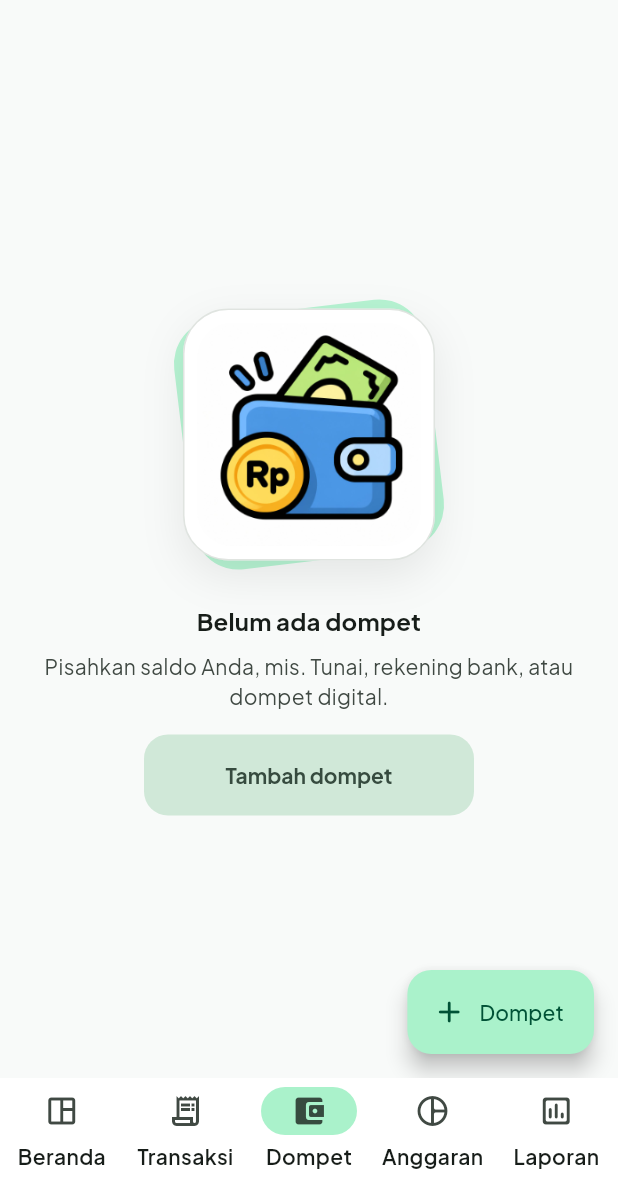
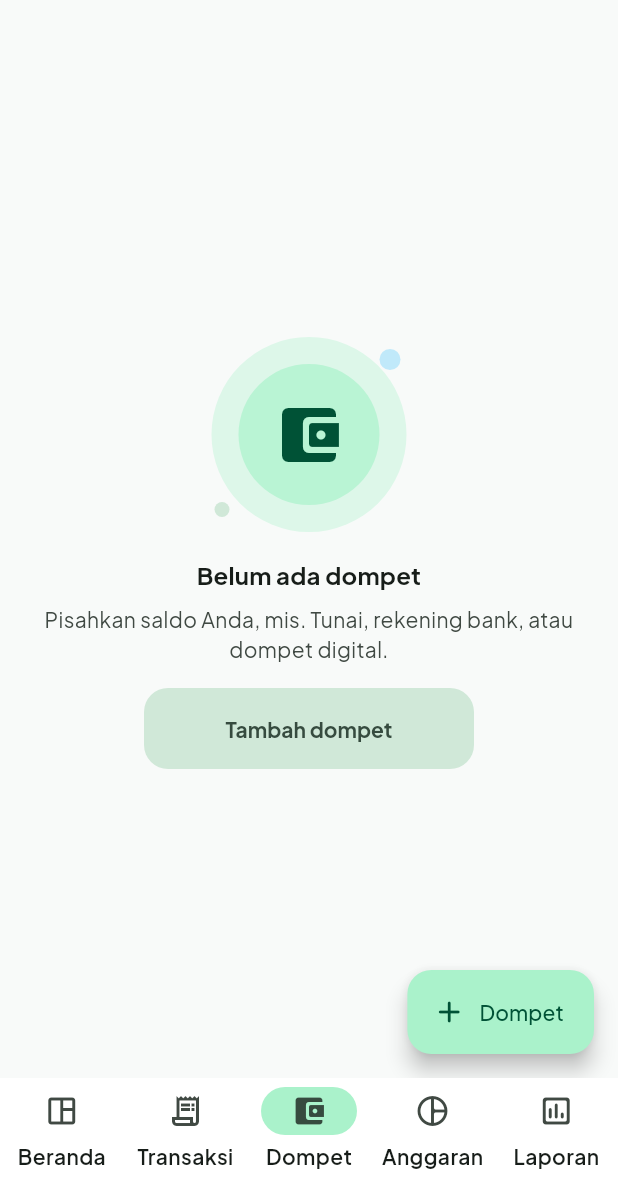
Before and after one commit to dapxzhosting/DafMoney, a Flutter app: the screen it shows once a user with an empty profile is signed in, after a tap on "Lewati", after a tap on "Tambah dompet", on a phone screen of 412 x 824 dp, the part 56-1236 px from its top. Run offline on Flutter 3.47's test engine with Material 3 defaults, Android fonts, the phone set to English and light mode, and no system bars; drawn by our look-alikes of dynamic_color; our stand-ins replace cloud_firestore, equatable, file_picker, firebase_auth, firebase_core, fl_chart and 12 more; missing offline and left inert: home_widget, quick_actions; accounts and stored records are empty; statements that could not run were skipped.

Commit message:
fitur: integrasikan ilustrasi rekomendasi kustom (celengan, dompet, transaksi, kategori, target) pada empty state dan banner tantangan

```diff
--- a/lib/core/constants/app_images.dart
+++ b/lib/core/constants/app_images.dart
@@ -17,10 +17,9 @@ abstract class AppImages {
   /// Perempuan menghitung koin di meja kerja.
   static const womanDesk = '$_dir/woman_desk.webp';
 
-  static const belumAdaAnggaran = '$_dir/belum_ada_anggaran.jpeg';
-  static const belumAdaDompet = '$_dir/belum_ada_dompet.jpeg';
-  static const belumAdaTargetTabungan = '$_dir/belum_ada_target_tabungan.jpeg';
-  static const belumAdaTransaksi = '$_dir/belum_ada_transaksi.jpeg';
-  static const piutang = '$_dir/piutang.jpeg';
-  static const utang = '$_dir/utang.jpeg';
+  static const tantanganCelengan = '$_dir/tantangan_celengan.jpeg';
+  static const dompetKosong = '$_dir/dompet_kosong.jpeg';
+  static const transaksiTerbaru = '$_dir/transaksi_terbaru.jpeg';
+  static const pengeluaranKategori = '$_dir/pengeluaran_kategori.jpeg';
+  static const targetTabungan = '$_dir/target_tabungan.jpeg';
 }
--- a/lib/core/widgets/form_bits.dart
+++ b/lib/core/widgets/form_bits.dart
@@ -58,18 +58,21 @@ class AmountField extends StatelessWidget {
     this.label = 'Nominal',
     this.errorText,
     this.autofocus = false,
+    this.onChanged,
   });
 
   final TextEditingController controller;
   final String label;
   final String? errorText;
   final bool autofocus;
+  final ValueChanged<String>? onChanged;
 
   @override
   Widget build(BuildContext context) {
     return TextField(
       controller: controller,
       autofocus: autofocus,
+      onChanged: onChanged,
       keyboardType: TextInputType.number,
       inputFormatters: [
         FilteringTextInputFormatter.digitsOnly,
--- a/lib/features/budgets/presentation/pages/budgets_page.dart
+++ b/lib/features/budgets/presentation/pages/budgets_page.dart
@@ -101,7 +101,7 @@ class BudgetsPage extends ConsumerWidget {
                         mainAxisAlignment: MainAxisAlignment.center,
                         children: [
                           EmptyState(
-                            image: AppImages.belumAdaAnggaran,
+                            image: AppImages.womanChart,
                             icon: Icons.pie_chart_rounded,
                             title: 'Belum ada anggaran',
                             message:
--- a/lib/features/challenge/presentation/challenge_card.dart
+++ b/lib/features/challenge/presentation/challenge_card.dart
@@ -3,8 +3,10 @@ import 'package:flutter/services.dart';
 import 'package:go_router/go_router.dart';
 import 'package:flutter_riverpod/flutter_riverpod.dart';
 
+import '../../../core/constants/app_images.dart';
 import '../../../core/router/app_routes.dart';
 import '../../../core/theme/app_spacing.dart';
+import '../../../core/widgets/illustration.dart';
 import '../../categories/presentation/category_style.dart';
 import '../../categories/presentation/providers/category_providers.dart';
 import 'challenge_providers.dart';
@@ -35,8 +37,8 @@ class ChallengeCard extends ConsumerWidget {
             padding: const EdgeInsets.all(Gap.md),
             child: Row(
               children: [
-                const FlameIcon(size: 30, lit: true),
-                const SizedBox(width: Gap.xs),
+                const Illustration(AppImages.tantanganCelengan, size: 40),
+                const SizedBox(width: Gap.sm),
                 Expanded(
                   child: Column(
                     crossAxisAlignment: CrossAxisAlignment.start,
@@ -86,8 +88,8 @@ class ChallengeCard extends ConsumerWidget {
           padding: const EdgeInsets.all(Gap.md),
           child: Row(
             children: [
-              FlameIcon(size: 36, lit: lit),
-              const SizedBox(width: Gap.xs),
+              const Illustration(AppImages.tantanganCelengan, size: 40),
+              const SizedBox(width: Gap.sm),
               Expanded(
                 child: Column(
                   crossAxisAlignment: CrossAxisAlignment.start,
--- a/lib/features/debts/presentation/debts_page.dart
+++ b/lib/features/debts/presentation/debts_page.dart
@@ -1,7 +1,6 @@
 import 'package:flutter/material.dart';
 import 'package:flutter_riverpod/flutter_riverpod.dart';
 
-import '../../../core/constants/app_images.dart';
 import '../../../core/theme/app_colors.dart';
 import '../../../core/utils/formatters.dart';
 import '../../../core/utils/snackbar.dart';
@@ -82,7 +81,6 @@ class _DebtsPageState extends ConsumerState<DebtsPage> {
                 Padding(
                   padding: const EdgeInsets.only(top: 40),
                   child: EmptyState(
-                    image: _kind == DebtKind.owe ? AppImages.utang : AppImages.piutang,
                     icon: Icons.handshake_rounded,
                     title: _kind == DebtKind.owe
                         ? 'Tidak ada utang'
--- a/lib/features/goals/presentation/goals_page.dart
+++ b/lib/features/goals/presentation/goals_page.dart
@@ -33,7 +33,7 @@ class GoalsPage extends ConsumerWidget {
         data: (items) {
           if (items.isEmpty) {
             return EmptyState(
-              image: AppImages.belumAdaTargetTabungan,
+              image: AppImages.moneyBag,
               icon: Icons.flag_rounded,
               title: 'Belum ada target tabungan',
               message:
--- a/lib/features/transactions/presentation/pages/transactions_page.dart
+++ b/lib/features/transactions/presentation/pages/transactions_page.dart
@@ -331,7 +331,7 @@ class _TransactionsPageState extends ConsumerState<TransactionsPage> {
 
                     if (list.isEmpty) {
                       return EmptyState(
-                        image: AppImages.belumAdaTransaksi,
+                        image: AppImages.womanDesk,
                         icon: Icons.receipt_long_rounded,
                         title: all.isEmpty
                             ? 'Belum ada transaksi'
--- a/lib/features/wallets/presentation/pages/wallets_page.dart
+++ b/lib/features/wallets/presentation/pages/wallets_page.dart
@@ -1,7 +1,6 @@
 import 'package:flutter/material.dart';
 import 'package:flutter_riverpod/flutter_riverpod.dart';
 
-import '../../../../core/constants/app_images.dart';
 import '../../../../core/theme/app_colors.dart';
 import '../../../../core/utils/formatters.dart';
 import '../../../../core/utils/snackbar.dart';
@@ -78,7 +77,6 @@ class WalletsPage extends ConsumerWidget {
             data: (list) {
               if (list.isEmpty) {
                 return EmptyState(
-                  image: AppImages.belumAdaDompet,
                   icon: Icons.account_balance_wallet_rounded,
                   title: 'Belum ada dompet',
                   message: 'Pisahkan saldo Anda, mis. Tunai, rekening bank, atau dompet digital.',
```
Also changed, not shown: lib/features/transfers/presentation/transfer_sheet.dart (+55 -3 lines), assets/illustrations/dompet_kosong.jpeg (added), assets/illustrations/pengeluaran_kategori.jpeg (added), assets/illustrations/tantangan_celengan.jpeg (added), assets/illustrations/target_tabungan.jpeg (added), assets/illustrations/transaksi_terbaru.jpeg (added), extracted_whatsapp/WhatsApp Image 2026-11-21 at 13.52.10.jpeg (added), extracted_whatsapp/WhatsApp Image 2026-11-21 at 13.52.11 (1).jpeg (added), extracted_whatsapp/WhatsApp Image 2026-11-21 at 13.52.11 (2).jpeg (added), extracted_whatsapp/WhatsApp Image 2026-11-21 at 13.52.11 (3).jpeg (added), extracted_whatsapp/WhatsApp Image 2026-11-21 at 13.52.11.jpeg (added).
